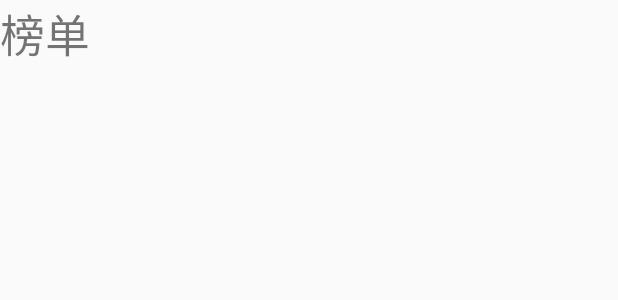
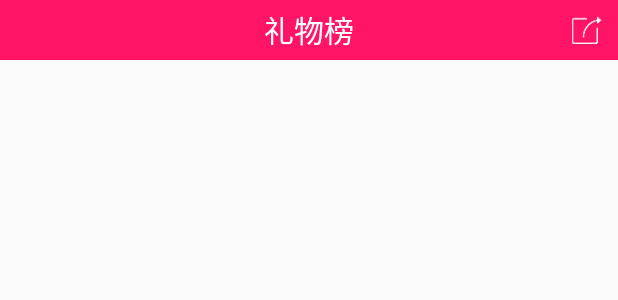
Before and after one commit to lihonglin810/GiftSay, an Android app: the layout fragment_gift.xml on its own in the app's theme, with its tools: preview values and no code run, on a phone screen of 412 x 824 dp. Shown: the top 300 px of the screen. Run offline under Robolectric (Android 15) with nearby library versions, the phone set to English and light mode, and no system bars.

Commit message:
榜单界面的布局

```diff
--- a/GiftSay/app/src/main/res/drawable/tab_home_selector.xml
+++ b/GiftSay/app/src/main/res/drawable/tab_home_selector.xml
@@ -1,6 +1,6 @@
 <?xml version="1.0" encoding="utf-8"?>
 <selector xmlns:android="http://schemas.android.com/apk/res/android">
 
-    <item android:state_checked="true" android:drawable="@mipmap/ic_tab_home_selected"/>
+    <item android:state_checked="true" android:drawable="@mipmap/ic_tab_home_selected" />
     <item android:state_checked="false" android:drawable="@mipmap/ic_tab_home_normal"/>
 </selector>
--- /dev/null
+++ b/GiftSay/app/src/main/res/drawable/text_color_selector.xml
@@ -0,0 +1,5 @@
+<?xml version="1.0" encoding="utf-8"?>
+<selector xmlns:android="http://schemas.android.com/apk/res/android">
+    <item android:state_checked="true" android:color = "#ff474a"/>
+    <item android:state_checked="false" android:color = "#888888"/>
+</selector>
--- a/GiftSay/app/src/main/res/layout/fragment_gift.xml
+++ b/GiftSay/app/src/main/res/layout/fragment_gift.xml
@@ -1,12 +1,50 @@
 <?xml version="1.0" encoding="utf-8"?>
 <LinearLayout xmlns:android="http://schemas.android.com/apk/res/android"
+    xmlns:app="http://schemas.android.com/apk/res-auto"
     android:orientation="vertical"
     android:layout_width="match_parent"
     android:layout_height="match_parent">
-    <TextView
-        android:layout_width="wrap_content"
-        android:layout_height="wrap_content"
-        android:textSize="30sp"
-        android:text="榜单"/>
+    <RelativeLayout
+        android:layout_width="match_parent"
+        android:layout_height="40dp"
+        android:background="#ff1466">
+
+        <TextView
+            android:layout_width="wrap_content"
+            android:layout_height="wrap_content"
+            android:text="礼物榜"
+            android:textSize="20sp"
+            android:layout_centerInParent="true"
+            android:textColor="#ffffff"/>
+
+        <ImageView
+            android:layout_width="wrap_content"
+            android:layout_height="wrap_content"
+            android:layout_gravity="center"
+            android:layout_margin="10dp"
+            android:layout_alignParentRight="true"
+            android:background="#ff1466"
+            android:src="@mipmap/icon_white_share"/>
+    </RelativeLayout>
+    <LinearLayout
+        android:layout_width="match_parent"
+        android:layout_height="40dp"
+        android:orientation="horizontal">
+
+        <android.support.design.widget.TabLayout
+            android:id="@+id/giftpage_tb"
+            android:layout_width="0dp"
+            android:layout_height="match_parent"
+            app:tabSelectedTextColor="#ff1466"
+            app:tabIndicatorColor="#ff1466"
+            android:layout_weight="1" />
+
+    </LinearLayout>
+
+    <android.support.v4.view.ViewPager
+        android:id="@+id/giftpage_vp"
+        android:layout_width="match_parent"
+        android:layout_height="0dp"
+        android:layout_weight="1" />
 
 </LinearLayout>
--- /dev/null
+++ b/GiftSay/app/src/main/res/layout/fragment_home_select.xml
@@ -0,0 +1,6 @@
+<?xml version="1.0" encoding="utf-8"?>
+<LinearLayout xmlns:android="http://schemas.android.com/apk/res/android"
+    android:orientation="vertical" android:layout_width="match_parent"
+    android:layout_height="match_parent">
+
+</LinearLayout>
```
Also changed, not shown: GiftSay/app/src/main/java/com/lanou3g/dllo/giftsay/ui/adapter/GiftVpAdapter.java (added, +28 -0 lines), GiftSay/app/src/main/java/com/lanou3g/dllo/giftsay/ui/adapter/HomeVpAdapter.java (added, +28 -0 lines), GiftSay/app/src/main/java/com/lanou3g/dllo/giftsay/ui/fragment/GiftFragment.java (+26 -1 lines), GiftSay/app/src/main/java/com/lanou3g/dllo/giftsay/ui/fragment/HomeCommonFragment.java (added, +27 -0 lines), GiftSay/app/src/main/java/com/lanou3g/dllo/giftsay/ui/fragment/HomeFragment.java (+29 -1 lines), GiftSay/app/src/main/java/com/lanou3g/dllo/giftsay/ui/fragment/HomeSelectFragment.java (added, +23 -0 lines), GiftSay/app/src/main/res/layout/activity_main.xml (+8 -0 lines), GiftSay/app/src/main/res/layout/fragment_home.xml (+25 -4 lines), GiftSay/app/src/main/res/layout/fragment_home_common.xml (added, +11 -0 lines), GiftSay/app/src/main/res/layout/item_home_common.xml (added, +78 -0 lines), GiftSay/app/src/main/res/mipmap-xhdpi/icon_btn_arrow_down.png (added), GiftSay/app/src/main/res/mipmap-xhdpi/icon_btn_arrow_up.png (added), GiftSay/app/src/main/res/mipmap-xhdpi/icon_search_grey.png (added), GiftSay/app/src/main/res/mipmap-xxhdpi/icon.jpg (added).
